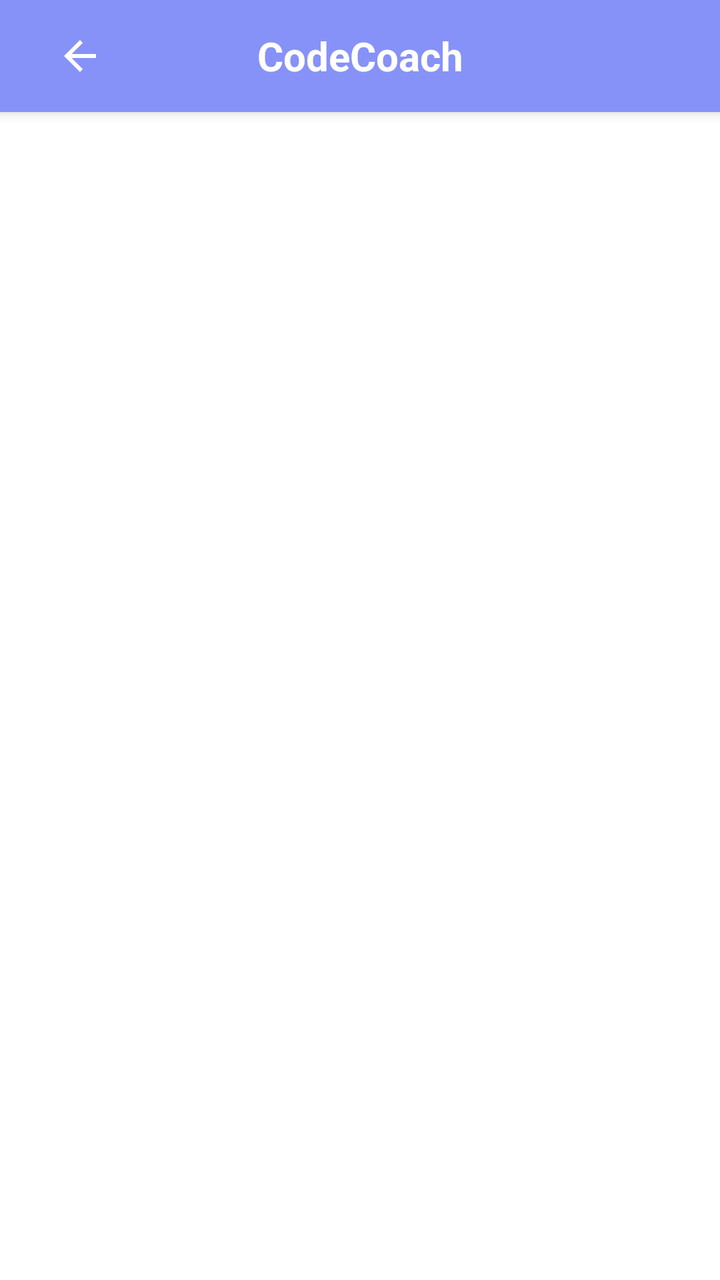
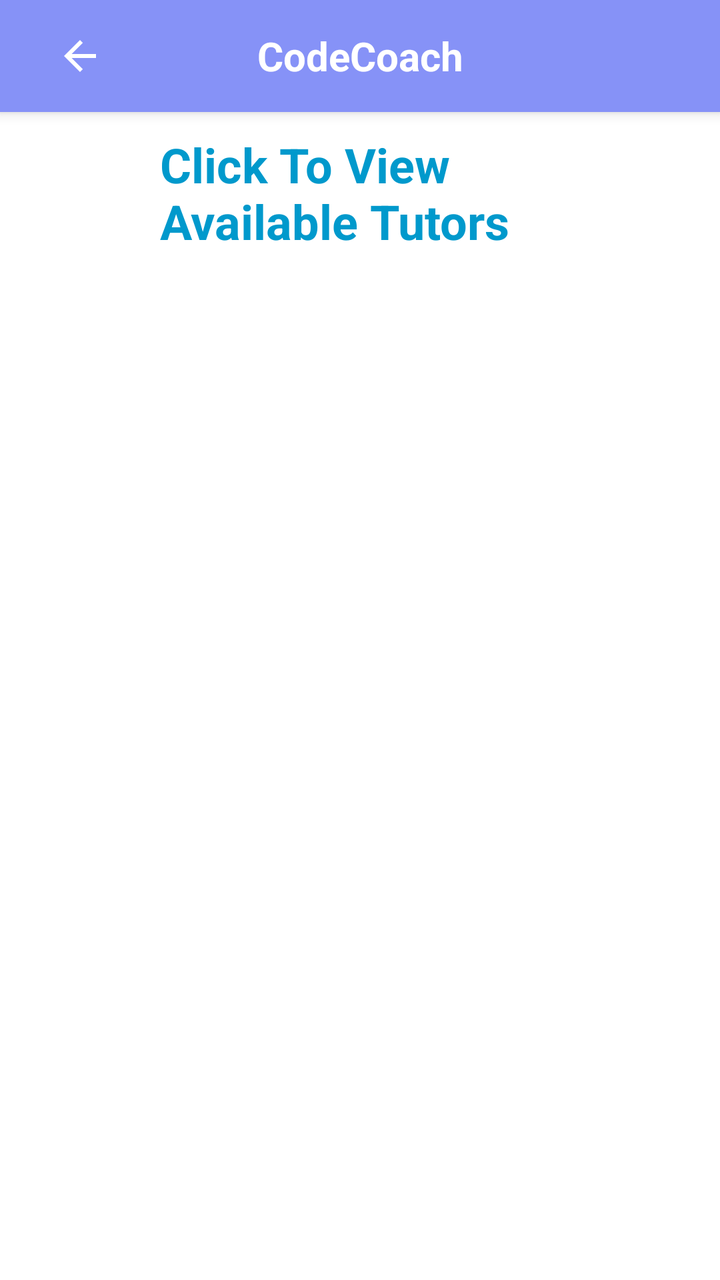

Screens rendered from an Android XML layout before and after an edit, with the pre-edit source and the edit as a unified diff.
<!-- AndroidManifest.xml: application theme Theme.CC -->
<!-- res/layout/activity_module_list.xml -->
<?xml version="1.0" encoding="utf-8"?>
<androidx.coordinatorlayout.widget.CoordinatorLayout
    xmlns:android="http://schemas.android.com/apk/res/android"
    xmlns:app="http://schemas.android.com/apk/res-auto"
    xmlns:tools="http://schemas.android.com/tools"
    android:layout_width="match_parent"
    android:layout_height="match_parent"
    android:background="@color/white"
    tools:context=".ModuleList">

    <androidx.appcompat.widget.Toolbar
        android:id="@+id/top_bar"
        android:layout_width="match_parent"
        android:layout_height="wrap_content"
        android:background="?attr/colorPrimary"
        android:elevation="4dp">

        <ImageButton
            android:id="@+id/back_button"
            android:layout_width="wrap_content"
            android:layout_height="wrap_content"
            android:src="@drawable/ic_back"
            android:background="?attr/selectableItemBackgroundBorderless"
            android:contentDescription="Back"
            android:layout_gravity="start"
            android:padding="12dp" />

        <TextView
            android:id="@+id/top_bar_title"
            android:layout_width="wrap_content"
            android:layout_height="wrap_content"
            android:layout_gravity="center"
            android:text="CodeCoach"
            android:textColor="@android:color/white"
            android:textSize="20sp"
            android:textStyle="bold" />
    </androidx.appcompat.widget.Toolbar>

    <TextView
        android:id="@+id/tvAvailableModules"
        android:layout_width="wrap_content"
        android:layout_height="wrap_content"
        android:text="Available Modules"
        android:textSize="24sp"
        android:textStyle="bold"
        android:textColor="?attr/colorPrimary"
        android:layout_gravity="center_horizontal"
        android:layout_marginTop="16dp"
        android:layout_marginBottom="8dp" />

    <GridView
        android:id="@+id/moduleGridView"
        android:layout_width="match_parent"
        android:layout_height="wrap_content"
        android:layout_gravity="center"
        android:numColumns="2"
        android:horizontalSpacing="12dp"
        android:verticalSpacing="12dp"
        android:padding="16dp"
        android:stretchMode="columnWidth" />
</androidx.coordinatorlayout.widget.CoordinatorLayout>
<!-- resources referenced by this layout -->
<resources>
  <color name="white">#FFFFFFFF</color>
  <!-- drawable ic_back (drawable) -->
  <vector xmlns:android="http://schemas.android.com/apk/res/android" android:autoMirrored="true" android:height="24dp" android:tint="#FFFFFF" android:viewportHeight="24" android:viewportWidth="24" android:width="24dp">
        
      <path android:fillColor="@android:color/white" android:pathData="M20,11H7.83l5.59,-5.59L12,4l-8,8 8,8 1.41,-1.41L7.83,13H20v-2z"/>
      
  </vector>
  <style name="Theme.CC" parent="Base.Theme.CC" />
  <style name="Base.Theme.CC" parent="Theme.MaterialComponents.DayNight.NoActionBar">
          
          <item name="colorPrimary">@color/lavender</item>
          <item name="colorPrimaryVariant">@color/lavender</item>
          <item name="colorOnPrimary">@color/white</item>
          
          <item name="colorSecondary">@color/teal_200</item>
          <item name="colorSecondaryVariant">@color/teal_700</item>
          <item name="colorOnSecondary">@color/black</item>
          
          <item name="android:statusBarColor">?attr/colorPrimaryVariant</item>
          
          
      </style>
  <color name="lavender">#8692f7</color>
  <color name="teal_200">#FF03DAC5</color>
  <color name="teal_700">#FF018786</color>
  <color name="black">#FF000000</color>
</resources>

<!-- the commit's change to res/layout/activity_module_list.xml (unified diff, before → after) -->
@@ -37,15 +37,15 @@
     </androidx.appcompat.widget.Toolbar>
 
     <TextView
-        android:id="@+id/tvAvailableModules"
-        android:layout_width="wrap_content"
+        android:id="@+id/tvAvailableTutors"
+        android:layout_width="200dp"
         android:layout_height="wrap_content"
-        android:text="Available Modules"
+        android:text="Click To View Available Tutors"
         android:textSize="24sp"
         android:textStyle="bold"
-        android:textColor="?attr/colorPrimary"
+        android:textColor="@android:color/holo_blue_dark"
         android:layout_gravity="center_horizontal"
-        android:layout_marginTop="16dp"
+        android:layout_marginTop="66dp"
         android:layout_marginBottom="8dp" />
 
     <GridView
@@ -53,7 +53,7 @@
         android:layout_width="match_parent"
         android:layout_height="wrap_content"
         android:layout_gravity="center"
-        android:numColumns="2"
+        android:numColumns="1"
         android:horizontalSpacing="12dp"
         android:verticalSpacing="12dp"
         android:padding="16dp"
